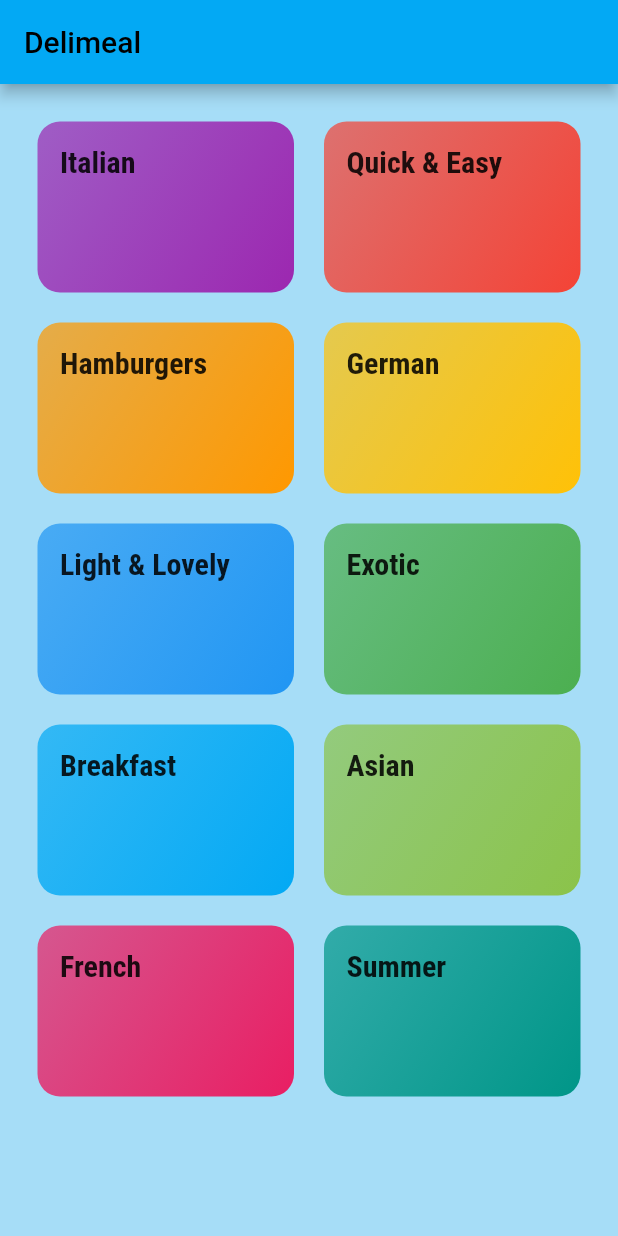
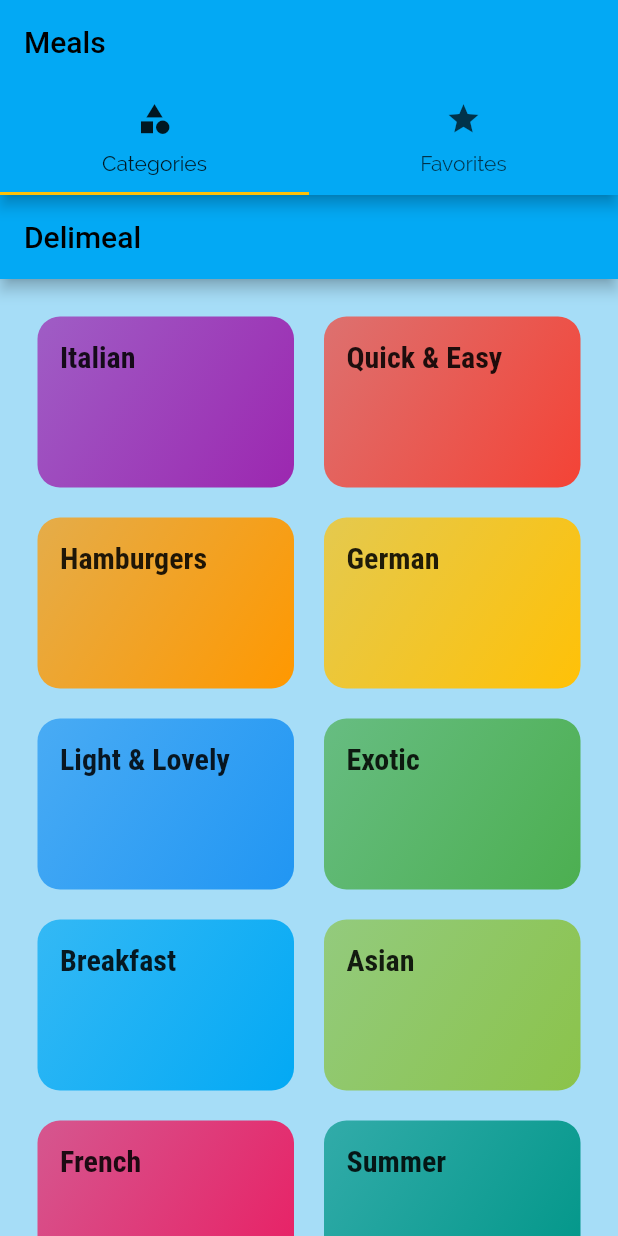
Before and after one commit to georgebolarakis/navigation_menu, a Flutter app: the screen it shows after launch, on a phone screen of 412 x 824 dp. Run offline on Flutter 3.47's test engine with Material 2 defaults, Android fonts, the light colour scheme and no system bars.

Commit message:
tab bars added

```diff
--- /dev/null
+++ b/lib/screens/tabs_screen.dart
@@ -0,0 +1,43 @@
+import 'package:flutter/material.dart';
+import 'package:flutter_complete_guide/screens/favorites_screen.dart';
+
+import '../screens/categories_screen.dart';
+
+class TabsScreen extends StatefulWidget {
+  //const TabsScreen({ Key? key }) : super(key: key);
+
+  @override
+  State<TabsScreen> createState() => _TabsScreenState();
+}
+
+class _TabsScreenState extends State<TabsScreen> {
+  @override
+  Widget build(BuildContext context) {
+    return DefaultTabController(
+      length: 2,
+      child: Scaffold(
+        appBar: AppBar(
+          title: Text("Meals"),
+          bottom: TabBar(
+            tabs: <Widget>[
+              Tab(
+                icon: Icon(Icons.category),
+                text: 'Categories',
+              ),
+              Tab(
+                icon: Icon(Icons.star),
+                text: "Favorites",
+              ),
+            ],
+          ),
+        ),
+        body: TabBarView(
+          children: <Widget>[
+            CategoriesScreen(),
+            FavoritesScreen(),
+          ],
+        ),
+      ),
+    );
+  }
+}
```
Also changed, not shown: lib/main.dart (+17 -2 lines), lib/screens/favorites_screen.dart (added, +12 -0 lines), lib/screens/meal_detail_screen.dart (+95 -4 lines).
